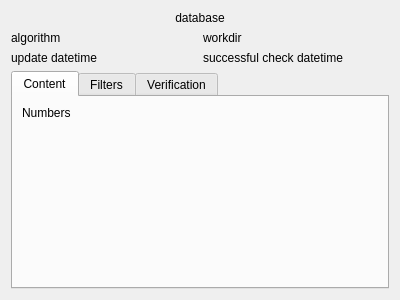
First picture: the form in src/dbstatusdialog.ui, repository artemvlas/veretino, before the edit.
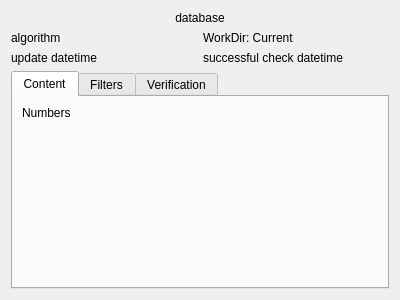
Second picture: the form after the edit.

Commit message: [DbStatusDialog] added tooltips diasplaying paths

```diff
--- a/src/dbstatusdialog.ui
+++ b/src/dbstatusdialog.ui
@@ -116,7 +116,7 @@
      <item row="1" column="1">
       <widget class="QLabel" name="labelWorkDir">
        <property name="text">
-        <string>workdir</string>
+        <string>WorkDir: Current</string>
        </property>
       </widget>
      </item>
```
The commit also changes 1 other file.
